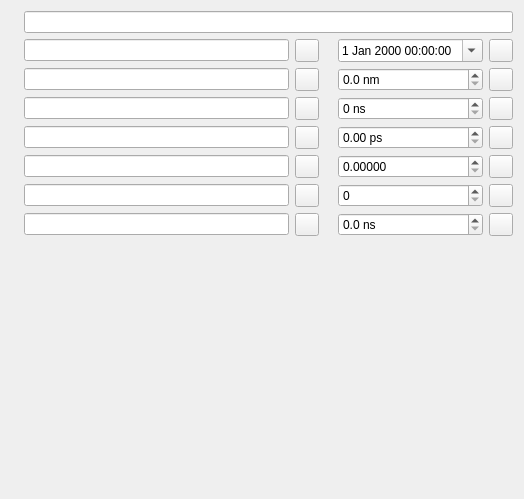
agarb7/Profes.SOR, file gui/reflectogramwidget.ui: the form before one commit.
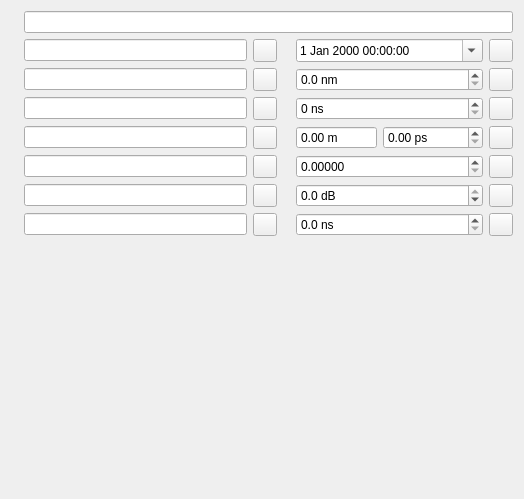
The form after the commit. Custom widgets are drawn as their Qt base class.

Commit message: Separate model logic into columns. Sample spacing in meters. Round bug fix. UI/UX little improvments

```diff
--- a/gui/reflectogramwidget.ui
+++ b/gui/reflectogramwidget.ui
@@ -259,7 +259,23 @@
         </layout>
        </item>
        <item row="3" column="1">
-        <layout class="QHBoxLayout" name="horizontalLayout_12">
+        <layout class="QHBoxLayout" name="horizontalLayout_12" stretch="0,0,0">
+         <item>
+          <widget class="QDoubleSpinBox" name="sampleSpacingMeterEdit">
+           <property name="readOnly">
+            <bool>true</bool>
+           </property>
+           <property name="buttonSymbols">
+            <enum>QAbstractSpinBox::NoButtons</enum>
+           </property>
+           <property name="suffix">
+            <string> m</string>
+           </property>
+           <property name="maximum">
+            <double>999999999.000000000000000</double>
+           </property>
+          </widget>
+         </item>
          <item>
           <widget class="QDoubleSpinBox" name="sampleSpacingEdit">
            <property name="suffix">
@@ -295,9 +311,24 @@
        <item row="5" column="1">
         <layout class="QHBoxLayout" name="horizontalLayout_14">
          <item>
-          <widget class="QSpinBox" name="backscatteringCoefficientEdit">
+          <widget class="QDoubleSpinBox" name="backscatteringCoefficientEdit">
+           <property name="accelerated">
+            <bool>true</bool>
+           </property>
+           <property name="suffix">
+            <string> dB</string>
+           </property>
+           <property name="decimals">
+            <number>1</number>
+           </property>
+           <property name="minimum">
+            <double>-999999999.000000000000000</double>
+           </property>
            <property name="maximum">
-            <number>999999999</number>
+            <double>0.000000000000000</double>
+           </property>
+           <property name="singleStep">
+            <double>0.100000000000000</double>
            </property>
           </widget>
          </item>
```
Left out of the diff: 111 changed lines with no effect on the pictures. The commit also changes 20 other files.
